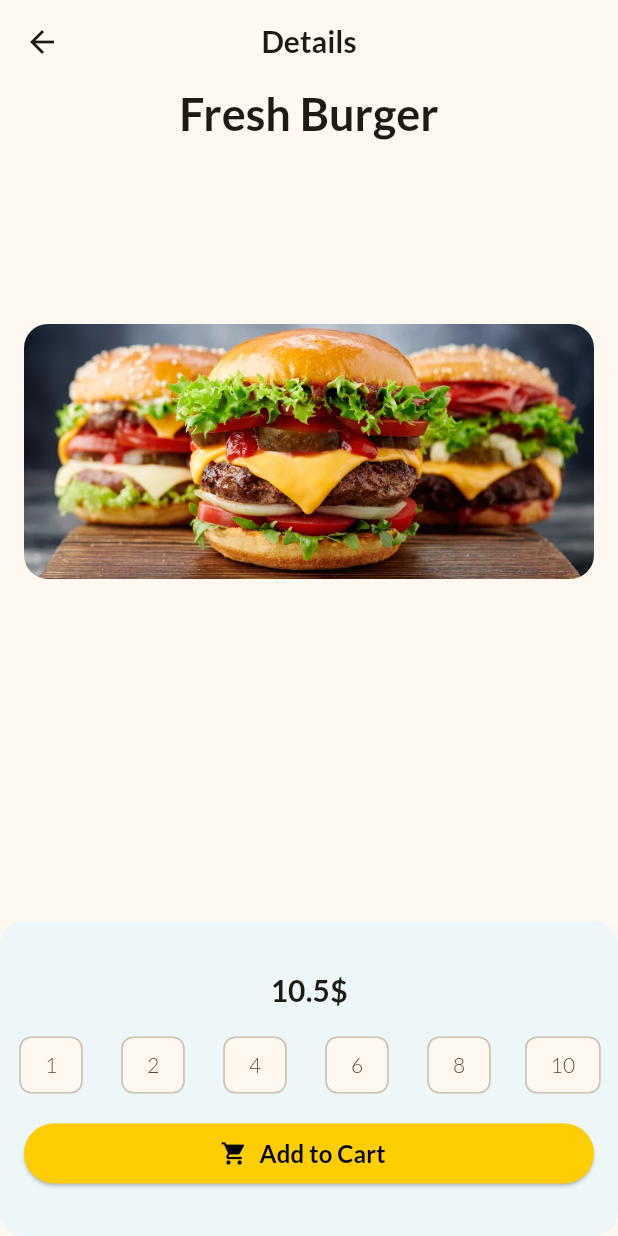
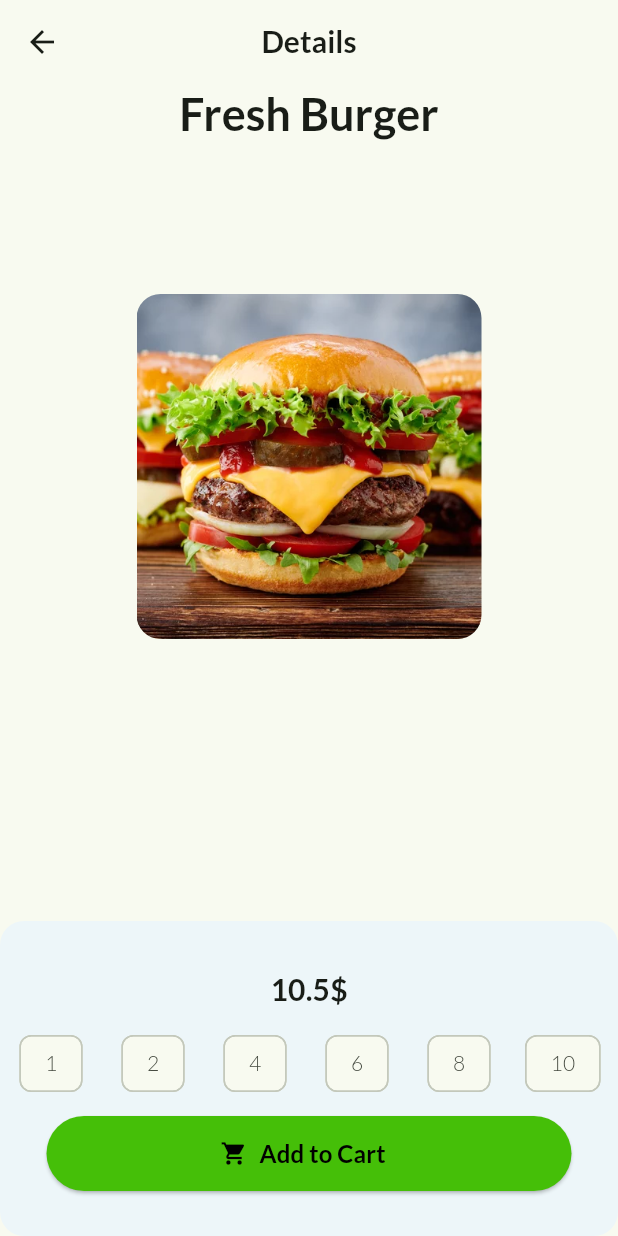
Before and after one commit to arslan-aslam-brw/simple_ecomrece_app_1, a Flutter app: the screen it shows after launch, after a tap on "Fresh Burger", on a phone screen of 412 x 824 dp. Run offline on Flutter 3.47's test engine with Material 3 defaults, Android fonts, the phone set to English and light mode, and no system bars.

Commit message:
modified:   lib/main.dart 	modified:   lib/pages/home_page_product.dart 	modified:   lib/pages/item_cart_page.dart 	new file:   lib/pages/layout_is_web.dart 	modified:   lib/pages/product_detail.dart 	modified:   pubspec.lock

```diff
--- a/lib/main.dart
+++ b/lib/main.dart
@@ -20,8 +20,10 @@ class MyApp extends StatelessWidget {
     /// validation, some conditions etc.
 
     /// we using provider
-    return ChangeNotifierProvider(
-      create: (context) => CartProvider(),
+    return MultiProvider(
+      providers: [
+        ChangeNotifierProvider(create: (context) => CartProvider()),
+      ],
       child: MaterialApp(
         debugShowCheckedModeBanner: false,
 
@@ -32,9 +34,9 @@ class MyApp extends StatelessWidget {
 
           /// Giving Color to Our App
           colorScheme: ColorScheme.fromSeed(
-            primary: const Color.fromRGBO(254, 206, 1, 1),
-            secondary: const Color.fromRGBO(254, 206, 1, 1),
-            seedColor: const Color.fromRGBO(254, 206, 1, 1),
+            primary: const Color.fromRGBO(69, 191, 8, 1),
+            secondary: const Color.fromRGBO(69, 191, 8, 1),
+            seedColor: const Color.fromRGBO(69, 191, 8, 1),
           ),
           useMaterial3: true,
 
@@ -44,7 +46,7 @@ class MyApp extends StatelessWidget {
               fontSize: 16,
               fontWeight: FontWeight.bold,
             ),
-            prefixIconColor: Color.fromRGBO(119, 119, 119, 1),
+            prefixIconColor: Color.fromRGBO(69, 191, 8, 1),
           ),
 
           /// textTheme
--- a/lib/pages/home_page_product.dart
+++ b/lib/pages/home_page_product.dart
@@ -1,7 +1,5 @@
 import 'package:flutter/material.dart';
-import 'package:simple_ecomrece_app_1/widgets/items_container.dart';
-import 'package:simple_ecomrece_app_1/widgets/module_dummy_data.dart';
-import 'package:simple_ecomrece_app_1/pages/product_detail.dart';
+import 'package:simple_ecomrece_app_1/pages/layout_is_web.dart';
 
 class HomePageProduct extends StatefulWidget {
   const HomePageProduct({super.key});
@@ -123,39 +121,8 @@ class _HomePageProductState extends State<HomePageProduct> {
 
             /// I used Expanding, because I want to show it on remaing full screen
             /// Because I not have plan or have any other thing aafter that so I use it
-            Expanded(
-              child: ListView.builder(
-                itemCount: products.length,
-                scrollDirection: Axis.vertical,
-                itemBuilder: (context, index) {
-                  final product = products[index];
-
-                  /// calling my created seprated widget with full created widget of container
-                  return GestureDetector(
-                    onTap: () {
-                      Navigator.of(context).push(MaterialPageRoute(
-                        builder: (context) => ProductDetailScreen(
-                          product: products[index],
-                        ),
-                      ));
-                    },
-                    child: ProductCard(
-                      /// caling constructor of my created widget
-                      title: product['title'] as String,
-
-                      /// fetching data from my created dummyData class like as fetch from jsonFile
-                      /// or web API
-                      price: product['price'] as double,
-                      image: product['imageUrl'] as String,
-
-                      /// Changing color of every widget
-                      backgroundColor: index.isEven
-                          ? const Color.fromRGBO(216, 240, 253, 1)
-                          : const Color.fromARGB(255, 149, 151, 152),
-                    ),
-                  );
-                },
-              ),
+            const Expanded(
+              child: LayoutForWeb(),
             )
           ],
         ),
--- a/lib/pages/item_cart_page.dart
+++ b/lib/pages/item_cart_page.dart
@@ -8,7 +8,10 @@ class CartItems extends StatelessWidget {
   @override
   Widget build(BuildContext context) {
     /// calling provider instance that is we used to store data
-    final cart = Provider.of<CartProvider>(context).cart;
+    /// final cart = Provider.of<CartProvider>(context).cart;
+
+    /// we can aslo use this code for shorten and easy
+    final cart = context.watch<CartProvider>().cart;
 
     return Scaffold(
         appBar: AppBar(
--- /dev/null
+++ b/lib/pages/layout_is_web.dart
@@ -0,0 +1,92 @@
+import 'package:flutter/material.dart';
+import 'package:simple_ecomrece_app_1/pages/product_detail.dart';
+import 'package:simple_ecomrece_app_1/widgets/items_container.dart';
+import 'package:simple_ecomrece_app_1/widgets/module_dummy_data.dart';
+
+class LayoutForWeb extends StatefulWidget {
+  const LayoutForWeb({super.key});
+
+  @override
+  State<LayoutForWeb> createState() => _MyWidgetState();
+}
+
+class _MyWidgetState extends State<LayoutForWeb> {
+  @override
+  Widget build(BuildContext context) {
+    //// Layout builder is a layout that is used to create a responsive UI for mobile and web.
+    ///it is better than MediaQuery because it allows us to modify UI with certain and given width and height.
+    ///MeidaQuery is used for only devices based width and height like samsung has 6.6 inches and iPhone has 5.5 inches screen,
+    ///so MediaQuery performe accordingly these sizes that is a bit challange for some casue. So use Layoutbuilder Widget.
+    return LayoutBuilder(
+      builder: (context, constraints) {
+        if (constraints.maxWidth > 650) {
+          return GridView.builder(
+            itemCount: products.length,
+            gridDelegate: const SliverGridDelegateWithFixedCrossAxisCount(
+                crossAxisCount: 2, childAspectRatio: 2.0),
+            itemBuilder: (context, index) {
+              final product = products[index];
+
+              return GestureDetector(
+                onTap: () {
+                  Navigator.of(context).push(MaterialPageRoute(
+                    builder: (context) => ProductDetailScreen(
+                      product: products[index],
+                    ),
+                  ));
+                },
+                child: ProductCard(
+                  /// caling constructor of my created widget
+                  title: product['title'] as String,
+
+                  /// fetching data from my created dummyData class like as fetch from jsonFile
+                  /// or web API
+                  price: product['price'] as double,
+                  image: product['imageUrl'] as String,
+
+                  /// Changing color of every widget
+                  backgroundColor: index.isEven
+                      ? const Color.fromRGBO(216, 240, 253, 1)
+                      : const Color.fromARGB(255, 149, 151, 152),
+                ),
+              );
+            },
+          );
+        } else {
+          return ListView.builder(
+            itemCount: products.length,
+            scrollDirection: Axis.vertical,
+            itemBuilder: (context, index) {
+              final product = products[index];
+
+              /// calling my created seprated widget with full created widget of container
+              return GestureDetector(
+                onTap: () {
+                  Navigator.of(context).push(MaterialPageRoute(
+                    builder: (context) => ProductDetailScreen(
+                      product: products[index],
+                    ),
+                  ));
+                },
+                child: ProductCard(
+                  /// caling constructor of my created widget
+                  title: product['title'] as String,
+
+                  /// fetching data from my created dummyData class like as fetch from jsonFile
+                  /// or web API
+                  price: product['price'] as double,
+                  image: product['imageUrl'] as String,
+
+                  /// Changing color of every widget
+                  backgroundColor: index.isEven
+                      ? const Color.fromRGBO(216, 240, 253, 1)
+                      : const Color.fromARGB(255, 149, 151, 152),
+                ),
+              );
+            },
+          );
+        }
+      },
+    );
+  }
+}
--- a/lib/pages/product_detail.dart
+++ b/lib/pages/product_detail.dart
@@ -21,7 +21,9 @@ class _ProductDetailScreenState extends State<ProductDetailScreen> {
   /// we use condition and calling provider stored instance from CartProvider Class
   void onTap() {
     if (isSelectSize != 0) {
-      Provider.of<CartProvider>(context, listen: false).addProduct({
+      /// using provider
+      /// Provider.of<CartProvider>(context, listen: false).addProduct( we can use this in shorten also
+      context.read<CartProvider>().addProduct({
         'id': widget.product['id'],
         'title': widget.product['title'],
         'item': widget.product['item'],
@@ -83,7 +85,8 @@ class _ProductDetailScreenState extends State<ProductDetailScreen> {
           Padding(
             padding: const EdgeInsets.all(16.0),
             child: Container(
-              height: 170,
+              height: 230,
+              width: 230,
               decoration: BoxDecoration(
                 image: DecorationImage(
 
@@ -150,8 +153,8 @@ class _ProductDetailScreenState extends State<ProductDetailScreen> {
                         backgroundColor: MaterialStatePropertyAll(
                           Theme.of(context).primaryColor,
                         ),
-                        minimumSize: const MaterialStatePropertyAll(
-                            Size(double.infinity, 40))),
+                        fixedSize:
+                            const MaterialStatePropertyAll(Size(350, 50))),
                     onPressed: () {
                       /// here we calling provider, cartProvider function for when press button
                       ///  details move to another screen, page.
```
Also changed, not shown: pubspec.lock.
